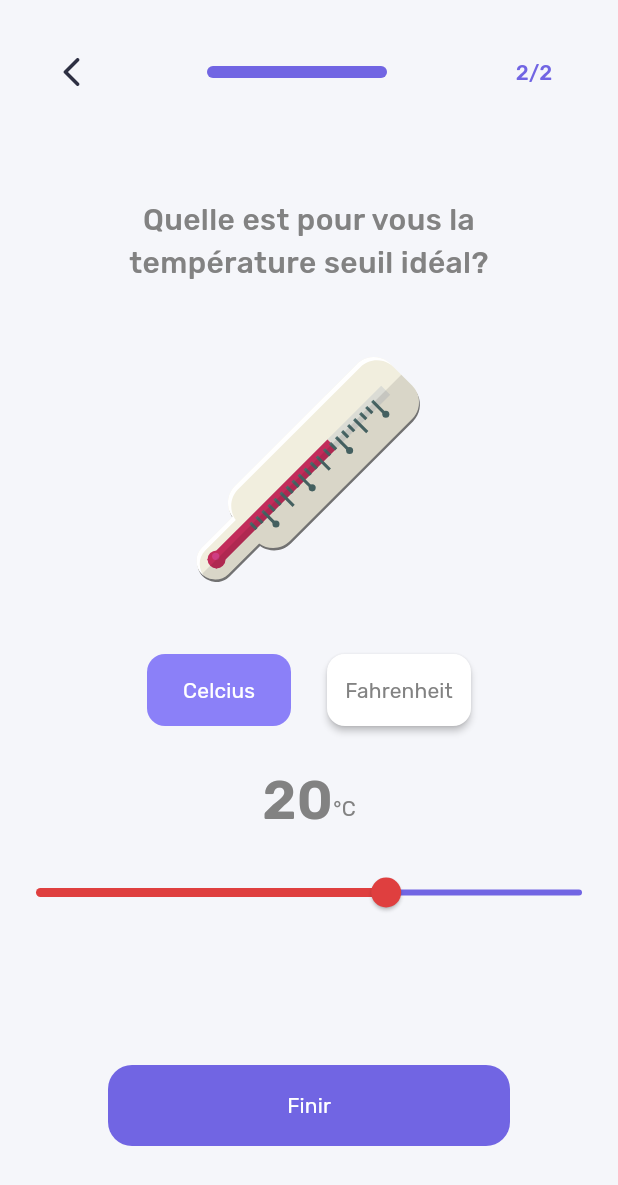
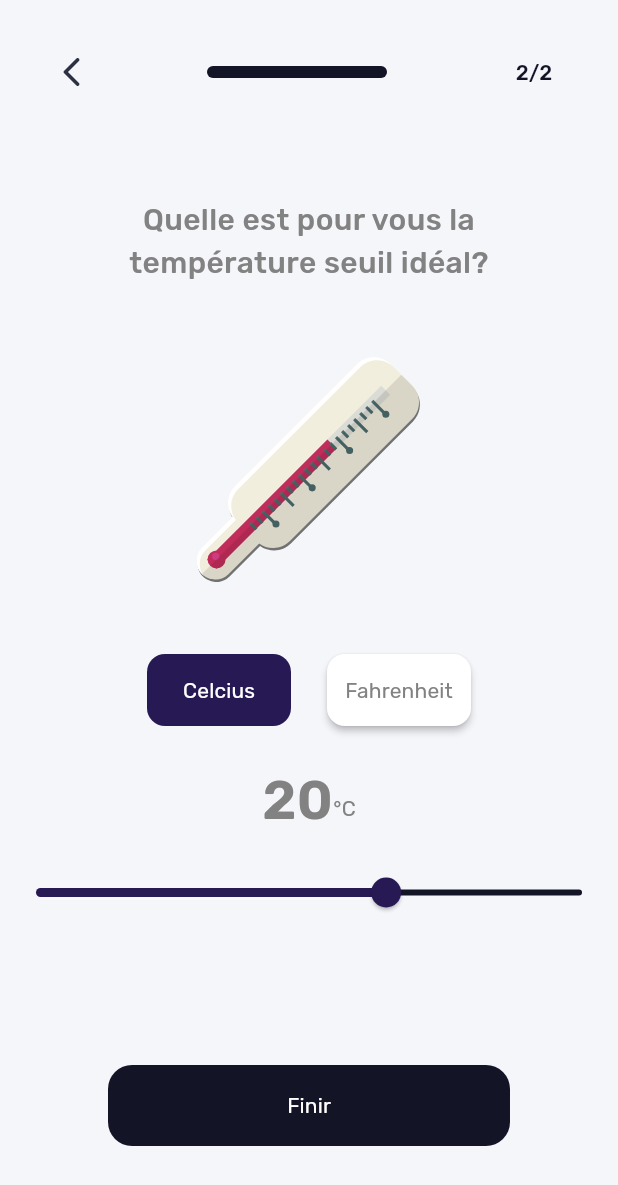
Before and after one commit to machkouroke/ShutterMotion, a Flutter app: the TempSeuilWidget screen opened by its route, on a phone screen of 412 x 824 dp. Shown: the top 1185 px of the screen. Run offline on Flutter 3.47's test engine with Material 3 defaults, Android fonts, the phone set to English and light mode, and no system bars; drawn by our look-alikes of auto_size_text, flutter_animate, percent_indicator; our stand-ins replace csv, equatable, flutter_secure_storage, flutter_spinkit, flutter_svg, font_awesome_flutter and 8 more; missing offline and left inert: json_path, mime_type; accounts and stored records are empty; network calls fail; project files that could hold a hidden picture were left out.

Commit message:
Updating to latest FlutterFlow output.

```diff
--- a/flutter_native_splash.yaml
+++ b/flutter_native_splash.yaml
@@ -1,8 +1,8 @@
 flutter_native_splash:
-  color: "#7165E3"
+  color: "#141427"
   color_dark: "#4B39EF"
   android_12:
-    color: "#7165E3"
+    color: "#141427"
     color_dark: "#4B39EF"
   android: true
   ios: true
--- a/lib/flutter_flow/flutter_flow_theme.dart
+++ b/lib/flutter_flow/flutter_flow_theme.dart
@@ -3,9 +3,31 @@
 import 'package:flutter/material.dart';
 import 'package:google_fonts/google_fonts.dart';
 
+import 'package:shared_preferences/shared_preferences.dart';
+
+const kThemeModeKey = '__theme_mode__';
+SharedPreferences? _prefs;
+
 abstract class FlutterFlowTheme {
+  static Future initialize() async =>
+      _prefs = await SharedPreferences.getInstance();
+  static ThemeMode get themeMode {
+    final darkMode = _prefs?.getBool(kThemeModeKey);
+    return darkMode == null
+        ? ThemeMode.system
+        : darkMode
+            ? ThemeMode.dark
+            : ThemeMode.light;
+  }
+
+  static void saveThemeMode(ThemeMode mode) => mode == ThemeMode.system
+      ? _prefs?.remove(kThemeModeKey)
+      : _prefs?.setBool(kThemeModeKey, mode == ThemeMode.dark);
+
   static FlutterFlowTheme of(BuildContext context) {
-    return LightModeTheme();
+    return Theme.of(context).brightness == Brightness.dark
+        ? DarkModeTheme()
+        : LightModeTheme();
   }
 
   @Deprecated('Use primary instead')
@@ -127,8 +149,8 @@ class LightModeTheme extends FlutterFlowTheme {
   @Deprecated('Use tertiary instead')
   Color get tertiaryColor => tertiary;
 
-  late Color primary = const Color(0xFF7165E3);
-  late Color secondary = const Color(0xFF8B80F8);
+  late Color primary = const Color(0xFF141427);
+  late Color secondary = const Color(0xFF271954);
   late Color tertiary = const Color(0xFFE4DFFF);
   late Color alternate = const Color(0xFF7EE4F0);
   late Color primaryText = const Color(0xFF2D2F42);
@@ -314,6 +336,56 @@ class ThemeTypography extends Typography {
       );
 }
 
+class DarkModeTheme extends FlutterFlowTheme {
+  @Deprecated('Use primary instead')
+  Color get primaryColor => primary;
+  @Deprecated('Use secondary instead')
+  Color get secondaryColor => secondary;
+  @Deprecated('Use tertiary instead')
+  Color get tertiaryColor => tertiary;
+
+  late Color primary = const Color(0xFF4B39EF);
+  late Color secondary = const Color(0xFF39D2C0);
+  late Color tertiary = const Color(0xFFEE8B60);
+  late Color alternate = const Color(0xFFFF5963);
+  late Color primaryText = const Color(0xFFFFFFFF);
+  late Color secondaryText = const Color(0xFF95A1AC);
+  late Color primaryBackground = const Color(0xFF1A1F24);
+  late Color secondaryBackground = const Color(0xFF101213);
+  late Color accent1 = const Color(0xFFEEEEEE);
+  late Color accent2 = const Color(0xFFE0E0E0);
+  late Color accent3 = const Color(0xFF757575);
+  late Color accent4 = const Color(0xFF616161);
+  late Color success = const Color(0xFF04A24C);
+  late Color warning = const Color(0xFFFCDC0C);
+  late Color error = const Color(0xFFE21C3D);
+  late Color info = const Color(0xFF1C4494);
+
+  late Color primaryBtnText = const Color(0xFFFFFFFF);
+  late Color lineColor = const Color(0xFF22282F);
+  late Color backgroundComponents = const Color(0xFF1D2428);
+  late Color grayIcon = const Color(0xFF95A1AC);
+  late Color gray200 = const Color(0xFFDBE2E7);
+  late Color gray600 = const Color(0xFF262D34);
+  late Color black600 = const Color(0xFF090F13);
+  late Color tertiary400 = const Color(0xFF39D2C0);
+  late Color textColor = const Color(0xFF1E2429);
+  late Color btnText = const Color(0xFFFFFFFF);
+  late Color customColor3 = const Color(0xFFDF3F3F);
+  late Color customColor4 = const Color(0xFF090F13);
+  late Color white = const Color(0xFFFFFFFF);
+  late Color background = const Color(0xFF1D2429);
+  late Color primary600 = const Color(0xFF336A4A);
+  late Color secondary600 = const Color(0xFF6D604A);
+  late Color tertiary600 = const Color(0xFF0C2533);
+  late Color darkBGstatic = const Color(0xFF0D1E23);
+  late Color secondary30 = const Color(0x4D928163);
+  late Color overlay0 = const Color(0x000B191E);
+  late Color overlay = const Color(0xB20B191E);
+  late Color primary30 = const Color(0x4D4B986C);
+  late Color customColor1 = const Color(0xFF452FB7);
+}
+
 extension TextStyleHelper on TextStyle {
   TextStyle override({
     String? fontFamily,
--- a/lib/main.dart
+++ b/lib/main.dart
@@ -3,11 +3,14 @@ import 'package:flutter/material.dart';
 
 import 'package:flutter_localizations/flutter_localizations.dart';
 import 'package:flutter_web_plugins/url_strategy.dart';
+import 'flutter_flow/flutter_flow_theme.dart';
 import 'flutter_flow/flutter_flow_util.dart';
 
 void main() async {
   WidgetsFlutterBinding.ensureInitialized();
   usePathUrlStrategy();
+
+  await FlutterFlowTheme.initialize();
 
   final appState = FFAppState(); // Initialize FFAppState
   await appState.initializePersistedState();
@@ -30,7 +33,7 @@ class MyApp extends StatefulWidget {
 }
 
 class _MyAppState extends State<MyApp> {
-  ThemeMode _themeMode = ThemeMode.system;
+  ThemeMode _themeMode = FlutterFlowTheme.themeMode;
 
   late AppStateNotifier _appStateNotifier;
   late GoRouter _router;
@@ -50,6 +53,7 @@ class _MyAppState extends State<MyApp> {
 
   void setThemeMode(ThemeMode mode) => setState(() {
         _themeMode = mode;
+        FlutterFlowTheme.saveThemeMode(mode);
       });
 
   @override
@@ -65,6 +69,9 @@ class _MyAppState extends State<MyApp> {
       theme: ThemeData(
         brightness: Brightness.light,
       ),
+      darkTheme: ThemeData(
+        brightness: Brightness.dark,
+      ),
       themeMode: _themeMode,
       routerConfig: _router,
     );
--- a/lib/pages/configuration/bienvenue/bienvenue_widget.dart
+++ b/lib/pages/configuration/bienvenue/bienvenue_widget.dart
@@ -58,7 +58,7 @@ class _BienvenueWidgetState extends State<BienvenueWidget> {
                         padding:
                             const EdgeInsetsDirectional.fromSTEB(0.0, 0.0, 0.0, 24.0),
                         child: Image.asset(
-                          'assets/images/logo_shutter.png',
+                          'assets/images/window-svgrepo-com.png',
                           width: 36.0,
                           height: 36.0,
                           fit: BoxFit.contain,
--- a/lib/pages/configuration/recherche_volet/recherche_volet_widget.dart
+++ b/lib/pages/configuration/recherche_volet/recherche_volet_widget.dart
@@ -101,7 +101,7 @@ class _RechercheVoletWidgetState extends State<RechercheVoletWidget>
                       lineHeight: 8.0,
                       animation: true,
                       animateFromLastPercent: true,
-                      progressColor: const Color(0xFF7165E3),
+                      progressColor: FlutterFlowTheme.of(context).primary,
                       backgroundColor: const Color(0xFFE9E9E9),
                       barRadius: const Radius.circular(12.0),
                       padding: EdgeInsets.zero,
@@ -121,7 +121,7 @@ class _RechercheVoletWidgetState extends State<RechercheVoletWidget>
                         textStyle:
                             FlutterFlowTheme.of(context).titleSmall.override(
                                   fontFamily: 'Rubik',
-                                  color: const Color(0xFF7165E3),
+                                  color: FlutterFlowTheme.of(context).primary,
                                   fontSize: 14.0,
                                   fontWeight: FontWeight.w500,
                                 ),
--- a/lib/pages/configuration/temp_seuil/temp_seuil_widget.dart
+++ b/lib/pages/configuration/temp_seuil/temp_seuil_widget.dart
@@ -5,6 +5,7 @@ import '/flutter_flow/flutter_flow_util.dart';
 import '/flutter_flow/flutter_flow_widgets.dart';
 import '/custom_code/actions/index.dart' as actions;
 import 'package:flutter/material.dart';
+import 'package:flutter/services.dart';
 import 'package:flutter_animate/flutter_animate.dart';
 import 'package:flutter_svg/flutter_svg.dart';
 import 'package:percent_indicator/percent_indicator.dart';
@@ -46,12 +47,32 @@ class _TempSeuilWidgetState extends State<TempSeuilWidget>
         ),
       ],
     ),
+    'sliderOnActionTriggerAnimation': AnimationInfo(
+      trigger: AnimationTrigger.onActionTrigger,
+      applyInitialState: true,
+      effects: [
+        MoveEffect(
+          curve: Curves.easeInOut,
+          delay: 0.ms,
+          duration: 600.ms,
+          begin: const Offset(0.0, 0.0),
+          end: const Offset(0.0, 0.0),
+        ),
+      ],
+    ),
   };
 
   @override
   void initState() {
     super.initState();
     _model = createModel(context, () => TempSeuilModel());
+
+    setupAnimations(
+      animationsMap.values.where((anim) =>
+          anim.trigger == AnimationTrigger.onActionTrigger ||
+          !anim.applyInitialState),
+      this,
+    );
 
     WidgetsBinding.instance.addPostFrameCallback((_) => setState(() {}));
   }
@@ -105,7 +126,7 @@ class _TempSeuilWidgetState extends State<TempSeuilWidget>
                       lineHeight: 8.0,
                       animation: true,
                       animateFromLastPercent: true,
-                      progressColor: const Color(0xFF7165E3),
+                      progressColor: FlutterFlowTheme.of(context).primary,
                       backgroundColor: const Color(0xFFE9E9E9),
                       barRadius: const Radius.circular(12.0),
                       padding: EdgeInsets.zero,
@@ -125,7 +146,7 @@ class _TempSeuilWidgetState extends State<TempSeuilWidget>
                         textStyle:
                             FlutterFlowTheme.of(context).titleSmall.override(
                                   fontFamily: 'Rubik',
-                                  color: const Color(0xFF7165E3),
+                                  color: FlutterFlowTheme.of(context).primary,
                                   fontSize: 14.0,
                                   fontWeight: FontWeight.w500,
                                 ),
@@ -299,7 +320,7 @@ class _TempSeuilWidgetState extends State<TempSeuilWidget>
                             ),
                             Slider(
                               activeColor:
-                                  FlutterFlowTheme.of(context).customColor3,
+                                  FlutterFlowTheme.of(context).secondary,
                               inactiveColor:
                                   FlutterFlowTheme.of(context).primary,
                               min: -70.0,
@@ -314,7 +335,10 @@ class _TempSeuilWidgetState extends State<TempSeuilWidget>
                                 setState(() {
                                   FFAppState().tempSeuil = _model.sliderValue!;
                                 });
+                                HapticFeedback.selectionClick();
                               },
+                            ).animateOnActionTrigger(
+                              animationsMap['sliderOnActionTriggerAnimation']!,
                             ),
                           ],
                         ),
--- a/pubspec.yaml
+++ b/pubspec.yaml
@@ -34,6 +34,7 @@ dependencies:
   flutter_cache_manager: 3.3.1
   flutter_native_splash: 2.3.1
   flutter_secure_storage: 8.0.0
+  flutter_spinkit: 5.2.0
   flutter_svg: 2.0.9
   font_awesome_flutter: 10.6.0
   from_css_color: 2.0.0
```
Also changed, not shown: lib/pages/application/home_page/home_page_widget.dart (+4 -4 lines), lib/pages/application/parametre/parametre_widget.dart (+10 -4 lines), assets/images/logo_shutter.png (deleted), 1 other file.
